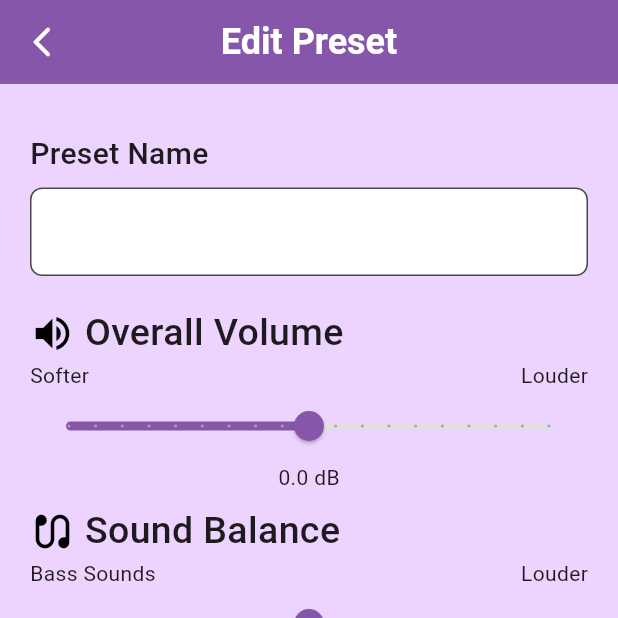
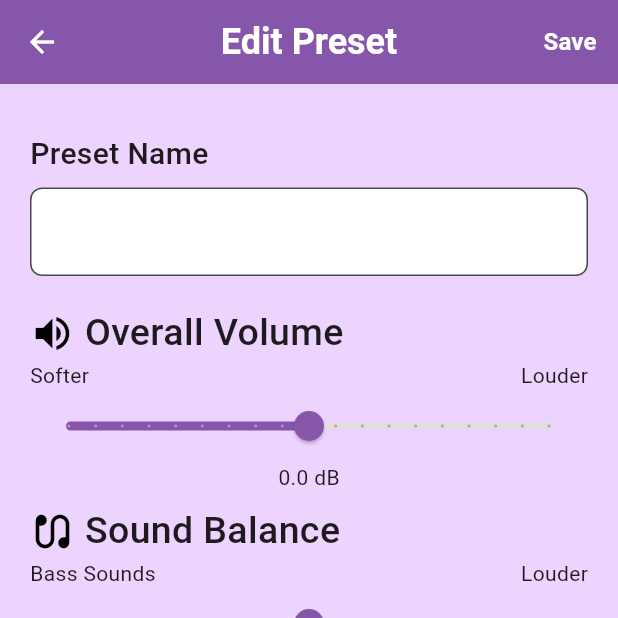
Before and after one commit to Nolelle/headphonemobileapp, a Flutter app: the PresetPage screen opened directly with empty values, on a phone screen of 412 x 824 dp, the top half of it. Run offline on Flutter 3.47's test engine with Material 3 defaults, Android fonts, the phone set to English and light mode, and no system bars; our stand-ins replace shared_preferences; accounts and stored records are empty.

Commit message:
Move Save to top right

```diff
--- a/lib/features/presets/views/screens/preset_list_page.dart
+++ b/lib/features/presets/views/screens/preset_list_page.dart
@@ -118,10 +118,10 @@ class _PresetsListPageState extends State<PresetsListPage> {
                         ),
                       ),
                     ),
-
+                    // Show dropdown only if this preset is active
                     if (activePresetId == preset.id)
                       DropdownButton<String>(
-                        value: null,
+                        value: null, // No initial value for the dropdown
                         hint: const Text('What does thou want to do :3'),
                         onChanged: (String? value) {
                           if (value == null) return;
--- a/lib/features/presets/views/screens/preset_page.dart
+++ b/lib/features/presets/views/screens/preset_page.dart
@@ -101,11 +101,19 @@ class _PresetPageState extends State<PresetPage> {
               color: Colors.white,
             ),
           ),
-        leading: IconButton(
-          icon:
-              const Icon(Icons.arrow_back_ios_new_rounded, color: Colors.white),
-          onPressed: () => Navigator.pop(context),
+          actions: [
+            TextButton(
+              onPressed: _savePreset,
+              child: const Text(
+                'Save',
+                style: TextStyle(
+                  color: Colors.white,
+                  fontSize: 16.0,
+                  fontWeight: FontWeight.bold,
                 ),
+              ),
+            ),
+          ],
         ),
       backgroundColor: const Color.fromRGBO(237, 212, 254, 1.00),
       body: SingleChildScrollView(
```
Lines whose indentation alone changed are shown as unchanged.
